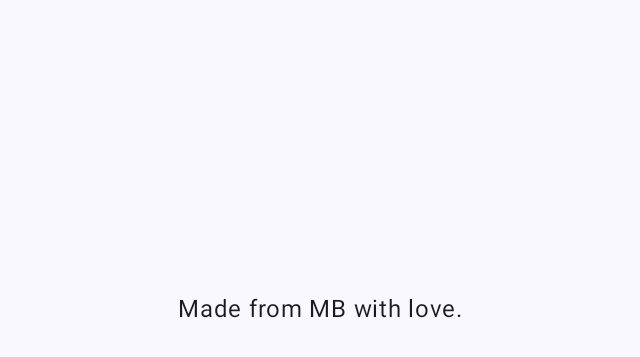
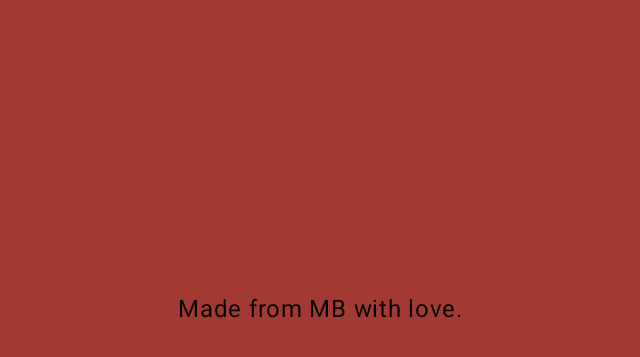
Before and after one commit to MaikelBruin/mb-games-loveletter, an Android app built with Jetpack Compose: the screen it shows after launch (MainActivity), after a tap on "About", on a phone screen of 824 x 412 dp (held sideways). Shown: the top 357 px of the screen, without its empty margins (298-938 px from the left). Run offline under Robolectric (Android 15) with nearby library versions, the phone set to English and light mode, and no system bars.

Commit message:
fix theme

```diff
--- a/Source/app/src/main/java/mb/games/loveletter/MainActivity.kt
+++ b/Source/app/src/main/java/mb/games/loveletter/MainActivity.kt
@@ -4,17 +4,11 @@ import android.os.Bundle
 import androidx.activity.ComponentActivity
 import androidx.activity.compose.setContent
 import androidx.compose.foundation.layout.fillMaxSize
-import androidx.compose.material3.MaterialTheme
 import androidx.compose.material3.Surface
-import androidx.compose.runtime.Composable
 import androidx.compose.ui.Modifier
 import androidx.navigation.NavHostController
-import androidx.navigation.compose.NavHost
-import androidx.navigation.compose.composable
 import androidx.navigation.compose.rememberNavController
-import mb.games.loveletter.screen.AboutScreen
-import mb.games.loveletter.screen.HomeScreen
-import mb.games.loveletter.screen.Screen
+import mb.games.loveletter.ui.theme.Bordeaux
 import mb.games.loveletter.ui.theme.LoveLetterTheme
 
 
@@ -26,7 +20,7 @@ class MainActivity : ComponentActivity() {
             LoveLetterTheme {
                 // A surface container using the 'background' color from the theme
                 Surface(
-                    modifier = Modifier.fillMaxSize(), color = MaterialTheme.colorScheme.background
+                    modifier = Modifier.fillMaxSize(), color = Bordeaux
                 ) {
                     NavigationGraph(navHostController = navHostController)
                 }
@@ -34,25 +28,3 @@ class MainActivity : ComponentActivity() {
         }
     }
 }
-
-@Composable
-fun NavigationGraph(
-    navHostController: NavHostController
-) {
-    NavHost(navController = navHostController, startDestination = Screen.HomeScreen.route) {
-        composable(Screen.HomeScreen.route) {
-            HomeScreen(onNavigateToNewGame = {
-                navHostController.navigate(Screen.PlayerListScreen.route)
-            }, onNavigateToHelp = {
-                navHostController.navigate(Screen.HelpScreen.route)
-            }, onNavigateToAbout = {
-                navHostController.navigate(Screen.AboutScreen.route)
-            })
-        }
-        composable(Screen.AboutScreen.route) {
-            AboutScreen(onClick = {
-                navHostController.navigate(Screen.HomeScreen.route)
-            })
-        }
-    }
-}
--- /dev/null
+++ b/Source/app/src/main/java/mb/games/loveletter/Navigation.kt
@@ -0,0 +1,31 @@
+package mb.games.loveletter
+
+import androidx.compose.runtime.Composable
+import androidx.navigation.NavHostController
+import androidx.navigation.compose.NavHost
+import androidx.navigation.compose.composable
+import mb.games.loveletter.screen.AboutScreen
+import mb.games.loveletter.screen.HomeScreen
+import mb.games.loveletter.screen.Screen
+
+@Composable
+fun NavigationGraph(
+    navHostController: NavHostController
+) {
+    NavHost(navController = navHostController, startDestination = Screen.HomeScreen.route) {
+        composable(Screen.HomeScreen.route) {
+            HomeScreen(onNavigateToNewGame = {
+                navHostController.navigate(Screen.PlayerListScreen.route)
+            }, onNavigateToHelp = {
+                navHostController.navigate(Screen.HelpScreen.route)
+            }, onNavigateToAbout = {
+                navHostController.navigate(Screen.AboutScreen.route)
+            })
+        }
+        composable(Screen.AboutScreen.route) {
+            AboutScreen(onClick = {
+                navHostController.navigate(Screen.HomeScreen.route)
+            })
+        }
+    }
+}
--- a/Source/app/src/main/java/mb/games/loveletter/screen/HomeScreen.kt
+++ b/Source/app/src/main/java/mb/games/loveletter/screen/HomeScreen.kt
@@ -12,8 +12,6 @@ import androidx.compose.material.icons.Icons
 import androidx.compose.material.icons.filled.KeyboardArrowRight
 import androidx.compose.material3.Divider
 import androidx.compose.material3.Icon
-import androidx.compose.material3.MaterialTheme
-import androidx.compose.material3.Surface
 import androidx.compose.material3.Text
 import androidx.compose.runtime.Composable
 import androidx.compose.ui.Modifier
@@ -22,10 +20,7 @@ import androidx.compose.ui.res.painterResource
 import androidx.compose.ui.tooling.preview.Preview
 import androidx.compose.ui.unit.dp
 import mb.games.loveletter.data.MenuItem
-import mb.games.loveletter.data.aboutMenuItem
-import mb.games.loveletter.data.helpMenuItem
 import mb.games.loveletter.data.homeMenuItems
-import mb.games.loveletter.data.newGameMenuItem
 
 @Composable
 fun HomeScreen(
@@ -42,9 +37,6 @@ fun MenuView(
     onNavigateToHelp: () -> Unit,
     onNavigateToAbout: () -> Unit
 ) {
-    Surface(
-        color = MaterialTheme.colorScheme.background
-    ) {
     LazyColumn {
         items(homeMenuItems) { menuItem ->
             MenuItemView(menuItem = menuItem, onClick = {
@@ -52,9 +44,11 @@ fun MenuView(
                     "New game" -> {
                         onNavigateToNewGame()
                     }
+
                     "Help" -> {
                         onNavigateToHelp()
                     }
+
                     else -> {
                         onNavigateToAbout()
                     }
@@ -62,15 +56,11 @@ fun MenuView(
             })
         }
     }
-    }
 
 }
 
 @Composable
 fun MenuItemView(menuItem: MenuItem, onClick: () -> Unit) {
-    Surface(
-        color = MaterialTheme.colorScheme.background
-    ) {
     Column {
         Row(
             modifier = Modifier
@@ -90,7 +80,6 @@ fun MenuItemView(menuItem: MenuItem, onClick: () -> Unit) {
         }
         Divider(color = Color.LightGray)
     }
-    }
 
 }
 
--- a/Source/app/src/main/java/mb/games/loveletter/ui/theme/Color.kt
+++ b/Source/app/src/main/java/mb/games/loveletter/ui/theme/Color.kt
@@ -9,4 +9,4 @@ val Pink80 = Color(0xFFEFB8C8)
 val Purple40 = Color(0xFF6650a4)
 val PurpleGrey40 = Color(0xFF625b71)
 val Pink40 = Color(0xFF7D5260)
-val Bordeaux = Color(0xFFF71606)
+val Bordeaux = Color(0xFFA23932)
```
Lines whose indentation alone changed are shown as unchanged.
